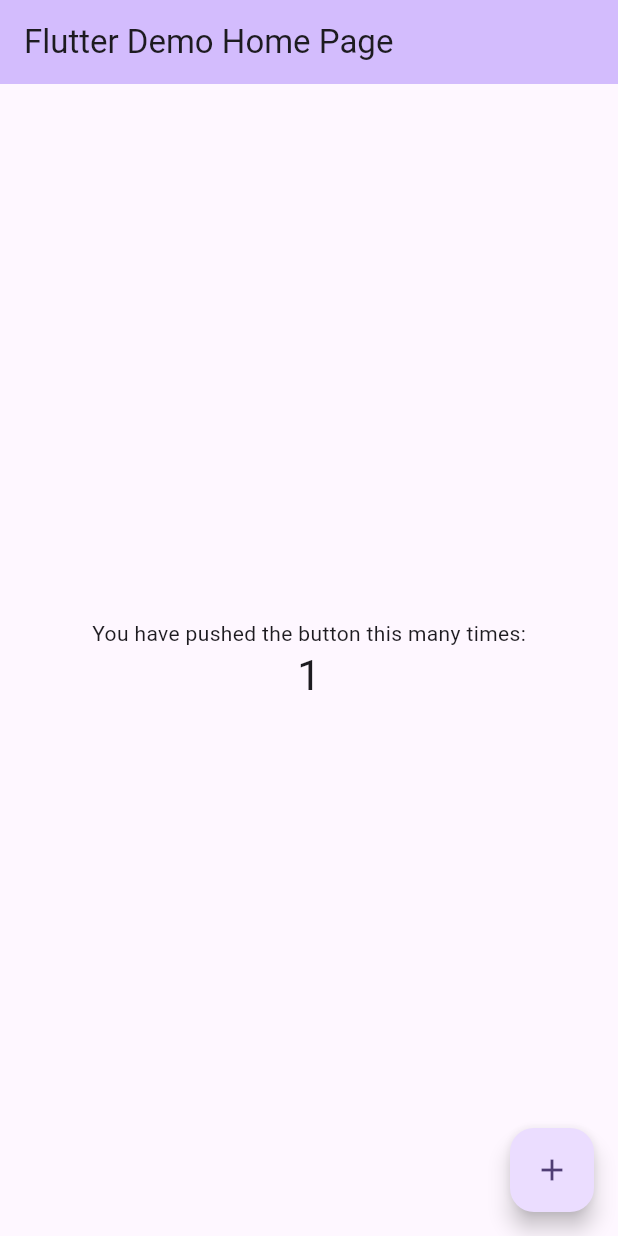
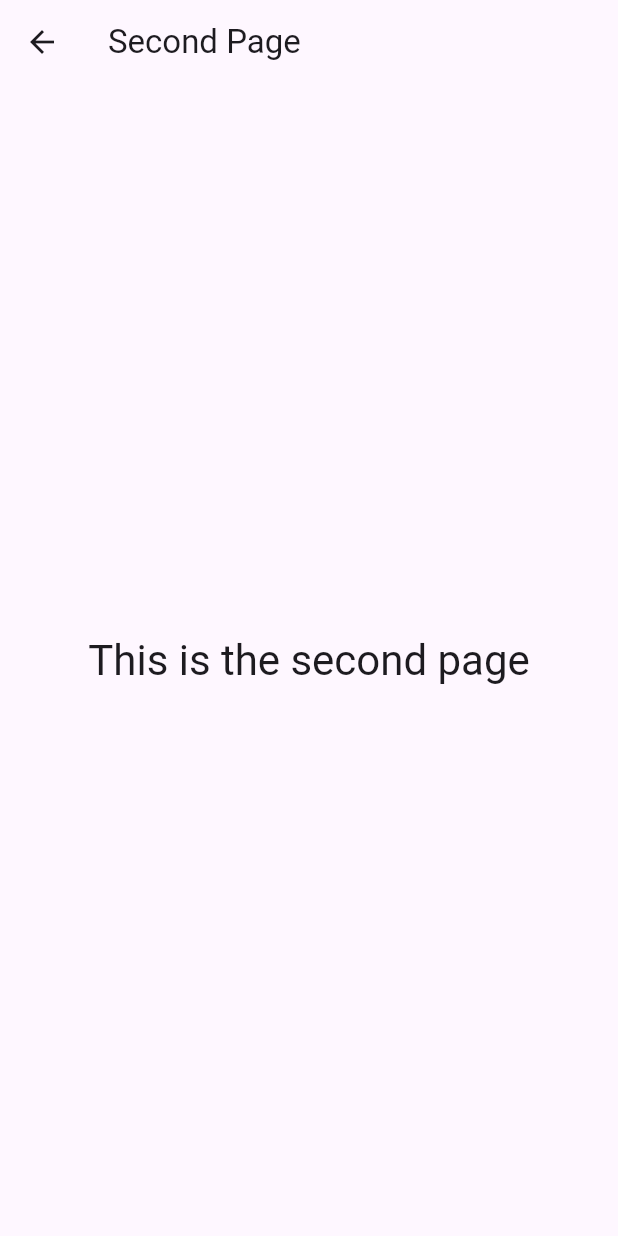
Before and after one commit to xcrescent/portfolio_brl_trainees, a Flutter app: the screen it shows after launch, after a tap on the "add" icon, on a phone screen of 412 x 824 dp. Run offline on Flutter 3.47's test engine with Material 2 defaults, Android fonts, the light colour scheme and no system bars.

Commit message:
updated workflow

```diff
--- a/lib/main.dart
+++ b/lib/main.dart
@@ -31,7 +31,11 @@
         colorScheme: ColorScheme.fromSeed(seedColor: Colors.deepPurple),
         useMaterial3: true,
       ),
-      home: const MyHomePage(title: 'Flutter Demo Home Page'),
+      // home: const MyHomePage(title: 'Flutter Demo Home Page'),
+      routes: {
+        '/': (context) => const MyHomePage(title: 'Flutter Demo Home Page'),
+        '/second': (context) => const SecondPage(),
+      },
     );
   }
 }
@@ -116,10 +120,29 @@
         ),
       ),
       floatingActionButton: FloatingActionButton(
-        onPressed: _incrementCounter,
+        onPressed: () => Navigator.pushNamed(context, '/second'),
         tooltip: 'Increment',
         child: const Icon(Icons.add),
       ), // This trailing comma makes auto-formatting nicer for build methods.
     );
   }
 }
+
+class SecondPage extends StatelessWidget {
+  const SecondPage({super.key});
+
+  @override
+  Widget build(BuildContext context) {
+    return Scaffold(
+      appBar: AppBar(
+        title: const Text('Second Page'),
+      ),
+      body: Center(
+        child: Text(
+          'This is the second page',
+          style: Theme.of(context).textTheme.headlineMedium,
+        ),
+      ),
+    );
+  }
+}
```
Also changed, not shown: 1 other file.
